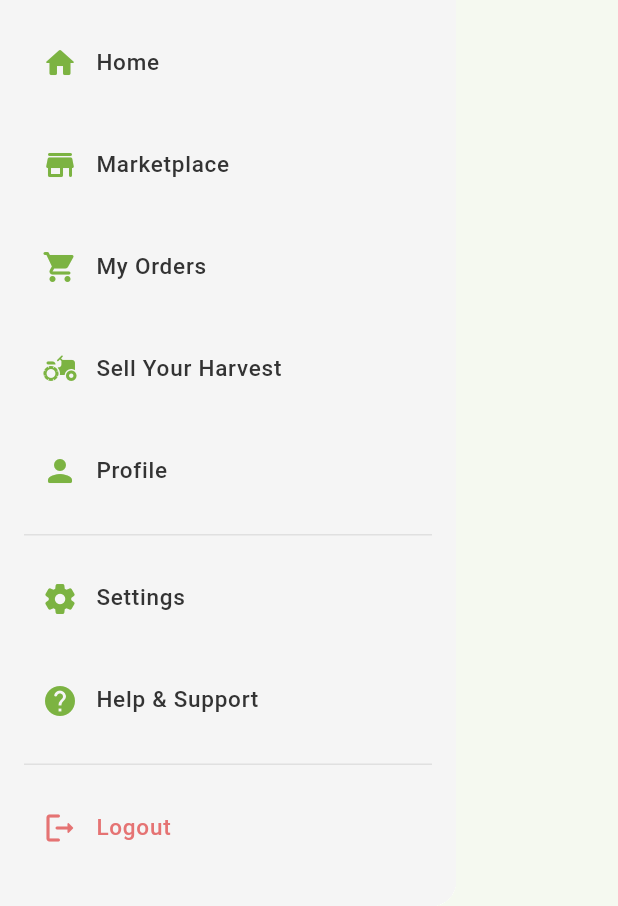
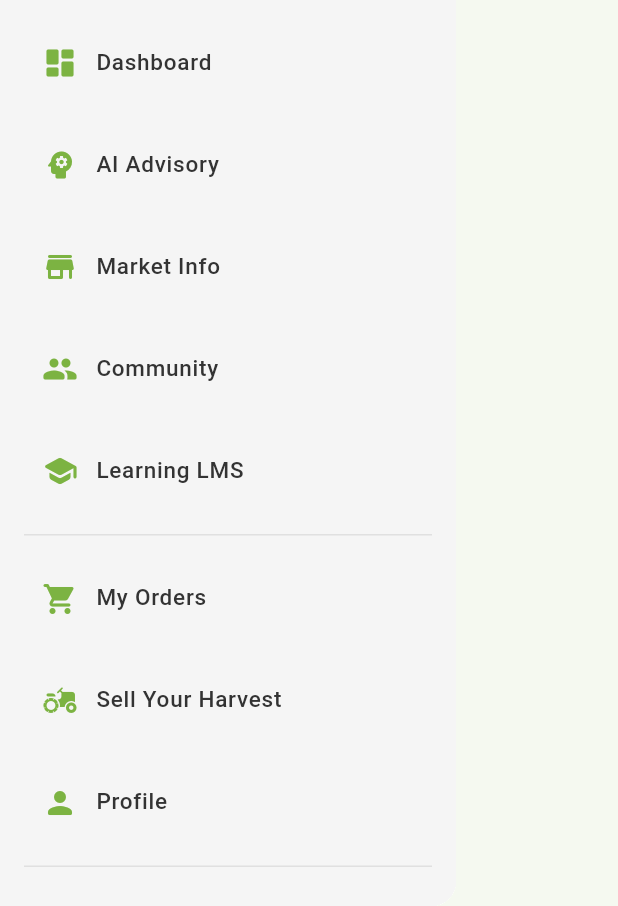
Before and after one commit to bernardo0921/Agri-Guide, a Flutter app: the AppDrawer widget shown alone on an empty page, opened directly, on a phone screen of 412 x 824 dp, the part 330-1236 px from its top. Run offline on Flutter 3.47's test engine with Material 3 defaults, Android fonts, the phone set to English and light mode, and no system bars.

Commit message:
updated the drawer to include the features in the navbar

```diff
--- a/lib/screens/home/Navigation_pages/drawer_screen.dart
+++ b/lib/screens/home/Navigation_pages/drawer_screen.dart
@@ -2,7 +2,10 @@ import 'package:flutter/material.dart';
 
 // App Drawer
 class AppDrawer extends StatelessWidget {
-  const AppDrawer({super.key});
+  // Callback function to switch tabs
+  final Function(int)? onNavigate;
+
+  const AppDrawer({super.key, this.onNavigate});
 
   @override
   Widget build(BuildContext context) {
@@ -71,18 +74,52 @@ class AppDrawer extends StatelessWidget {
               ),
             ),
             const SizedBox(height: 8),
-            // Menu Items
+            // Menu Items - Main navigation items that switch tabs
             _buildMenuItem(
               context,
-              icon: Icons.home_rounded,
-              title: 'Home',
+              icon: Icons.dashboard_rounded,
+              title: 'Dashboard',
+              onTap: () {
+                Navigator.pop(context);
+                if (onNavigate != null) onNavigate!(0);
+              },
+            ),
+            _buildMenuItem(
+              context,
+              icon: Icons.psychology_rounded,
+              title: 'AI Advisory',
+              onTap: () {
+                Navigator.pop(context);
+                if (onNavigate != null) onNavigate!(1);
+              },
+            ),
+            _buildMenuItem(
+              context,
+              icon: Icons.store_rounded,
+              title: 'Market Info',
               onTap: () => Navigator.pop(context),
             ),
             _buildMenuItem(
               context,
-              icon: Icons.store_rounded,
-              title: 'Marketplace',
-              onTap: () => Navigator.pop(context),
+              icon: Icons.people_rounded,
+              title: 'Community',
+              onTap: () {
+                Navigator.pop(context);
+                if (onNavigate != null) onNavigate!(2);
+              },
+            ),
+            _buildMenuItem(
+              context,
+              icon: Icons.school_rounded,
+              title: 'Learning LMS',
+              onTap: () {
+                Navigator.pop(context);
+                if (onNavigate != null) onNavigate!(3);
+              },
+            ),
+            const Padding(
+              padding: EdgeInsets.symmetric(horizontal: 16, vertical: 8),
+              child: Divider(color: Color(0xFFE0E0E0), height: 1),
             ),
             _buildMenuItem(
               context,
--- a/lib/screens/home/home_screen.dart
+++ b/lib/screens/home/home_screen.dart
@@ -29,7 +29,9 @@ class _HomeScreenState extends State<HomeScreen> {
   @override
   Widget build(BuildContext context) {
     return Scaffold(
-      drawer: const AppDrawer(),
+      drawer: AppDrawer(
+        onNavigate: _onNavItemTapped, // Pass the navigation callback
+      ),
       body: _screens[_selectedIndex],
       bottomNavigationBar: CustomBottomNavigationBar(
         currentIndex: _selectedIndex,
```
